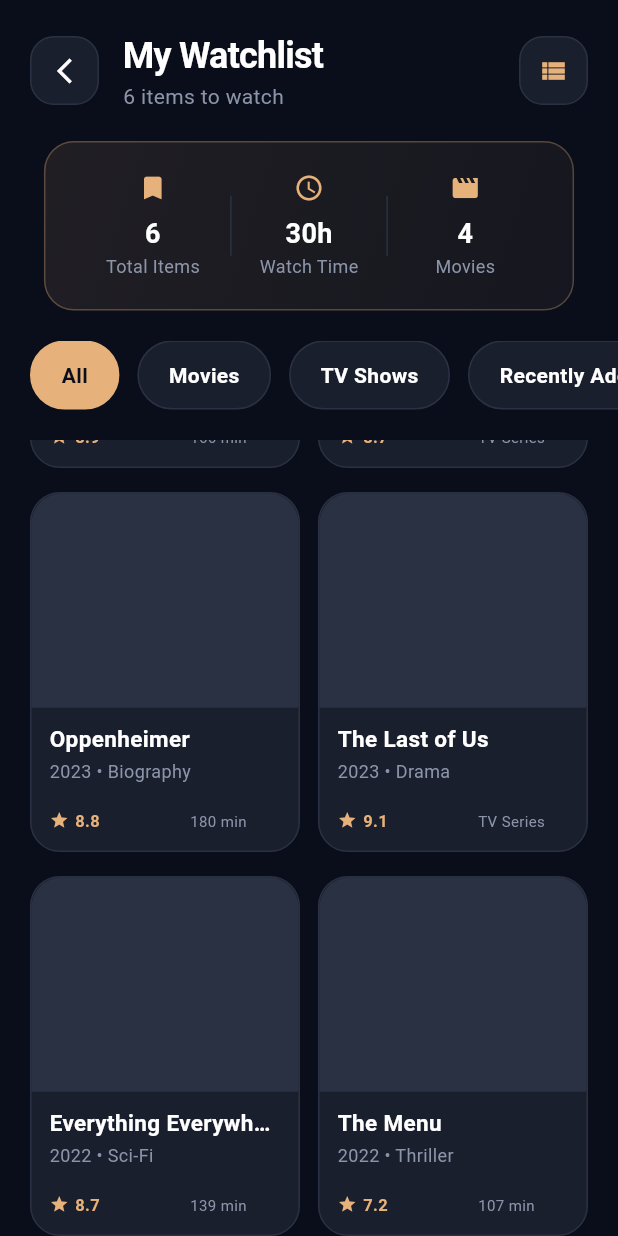
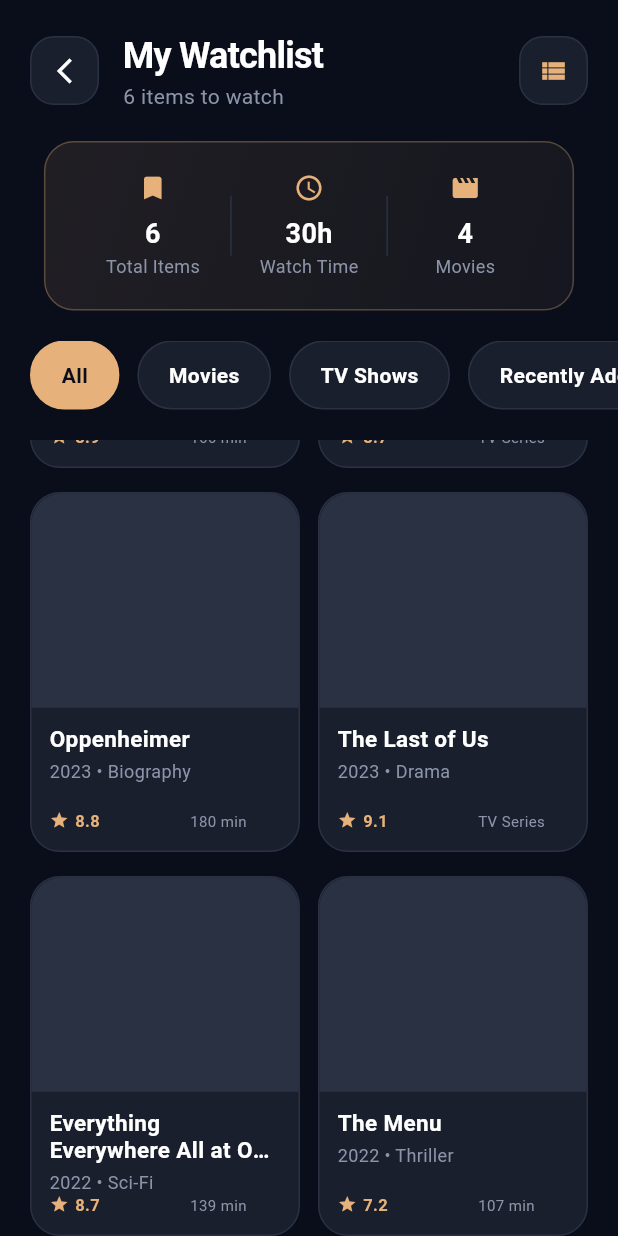
Before and after one commit to Fayroth/cine_nest, a Flutter app: the WatchlistScreen screen opened by its route, scrolled down 221 dp, on a phone screen of 412 x 824 dp. Run offline on Flutter 3.47's test engine with Material 3 defaults, Android fonts, the phone set to English and light mode, and no system bars; missing offline and left inert: window_manager.

Commit message:
added windiws manager for web compatibility
adjusted fonts for tablet and laptop screens

```diff
--- a/lib/UI/screens/WatchList.dart
+++ b/lib/UI/screens/WatchList.dart
@@ -158,10 +158,10 @@ class _WatchlistScreenState extends State<WatchlistScreen> with TickerProviderSt
     return null;                            // No constraint for smaller screens
   }
 
-  // Helper method to get responsive font sizes
+  // Updated responsive font sizes - BIGGER fonts for laptop/tablet
   Map<String, double> _getResponsiveFontSizes(double screenWidth) {
     if (screenWidth < 500) {
-      // Phones: Larger, more readable fonts
+      // Phones: Keep original larger, readable fonts
       return {
         'title': 15.0,
         'subtitle': 12.0,
@@ -169,25 +169,28 @@ class _WatchlistScreenState extends State<WatchlistScreen> with TickerProviderSt
         'duration': 10.0,
       };
     } else if (screenWidth < 750) {
+      // Large phones/small tablets: Increased from previous values
       return {
-        'title': 14.0,
-        'subtitle': 11.0,
-        'rating': 10.0,
-        'duration': 9.0,
+        'title': 16.0,    // Was 14.0
+        'subtitle': 13.0, // Was 11.0
+        'rating': 12.0,   // Was 10.0
+        'duration': 11.0, // Was 9.0
       };
-    } else if (screenWidth < 900) {
+    } else if (screenWidth < 1200) {
+      // Tablets and small laptops: Significantly increased
       return {
-        'title': 13.0,
-        'subtitle': 10.0,
-        'rating': 10.0,
-        'duration': 8.5,
+        'title': 16.0,    // Was 13.0 -> 12.0
+        'subtitle': 13.0, // Was 10.0 -> 9.0
+        'rating': 12.0,   // Was 10.0 -> 9.0
+        'duration': 11.0, // Was 8.5 -> 8.0
       };
     } else {
+      // Large laptops/desktops: Much bigger fonts
       return {
-        'title': 12.0,
-        'subtitle': 9.0,
-        'rating': 9.0,
-        'duration': 8.0,
+        'title': 15.0,    // Was 12.0
+        'subtitle': 12.0, // Was 9.0
+        'rating': 11.0,   // Was 9.0
+        'duration': 10.0, // Was 8.0
       };
     }
   }
@@ -369,8 +372,6 @@ class _WatchlistScreenState extends State<WatchlistScreen> with TickerProviderSt
     );
   }
 
-
-
   Widget _buildStatItem(String value, String label, IconData icon) {
     return Column(
       children: [
@@ -542,7 +543,7 @@ class _WatchlistScreenState extends State<WatchlistScreen> with TickerProviderSt
             Expanded(
               flex: isPhone ? 2 : 2, // Adequate space for text
               child: Padding(
-                padding: EdgeInsets.all(isPhone ? 12 : 8), // More padding on phones
+                padding: EdgeInsets.all(isPhone ? 12 : 10), // Slightly more padding for larger screens
                 child: Column(
                   crossAxisAlignment: CrossAxisAlignment.start,
                   mainAxisSize: MainAxisSize.min,
@@ -556,10 +557,10 @@ class _WatchlistScreenState extends State<WatchlistScreen> with TickerProviderSt
                         fontWeight: FontWeight.w600,
                         height: 1.2,
                       ),
-                      maxLines: 1, // Allow 2 lines on phones
+                      maxLines: isPhone ? 2 : 1, // Allow 2 lines on phones for longer titles
                       overflow: TextOverflow.ellipsis,
                     ),
-                    SizedBox(height: isPhone ? 6 : 4), // More spacing on phones
+                    SizedBox(height: isPhone ? 6 : 5), // Slightly more spacing on larger screens
                     // Subtitle with proper spacing
                     Text(
                       '${item['year']} • ${item['genre']}',
@@ -709,8 +710,6 @@ class _WatchlistScreenState extends State<WatchlistScreen> with TickerProviderSt
       ),
     );
   }
-
-
 
   Widget _buildEmptyState() {
     return Center(
```
Also changed, not shown: lib/main.dart (+23 -4 lines), lib/stubs/window_manager_stub.dart (added, +47 -0 lines).
